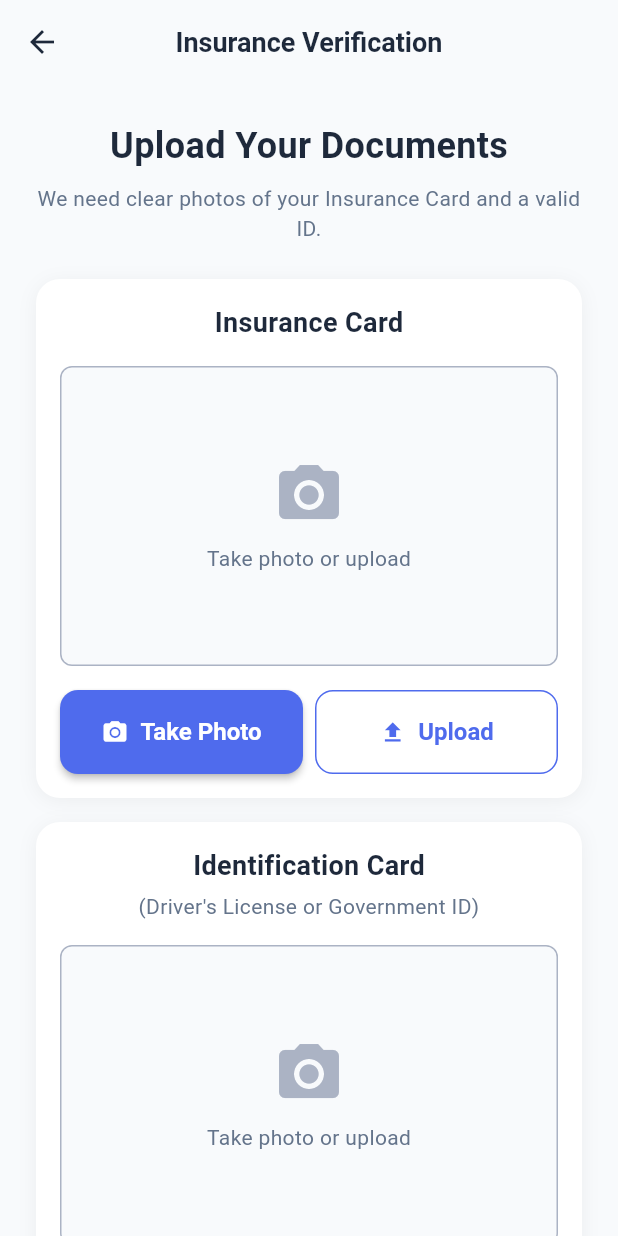
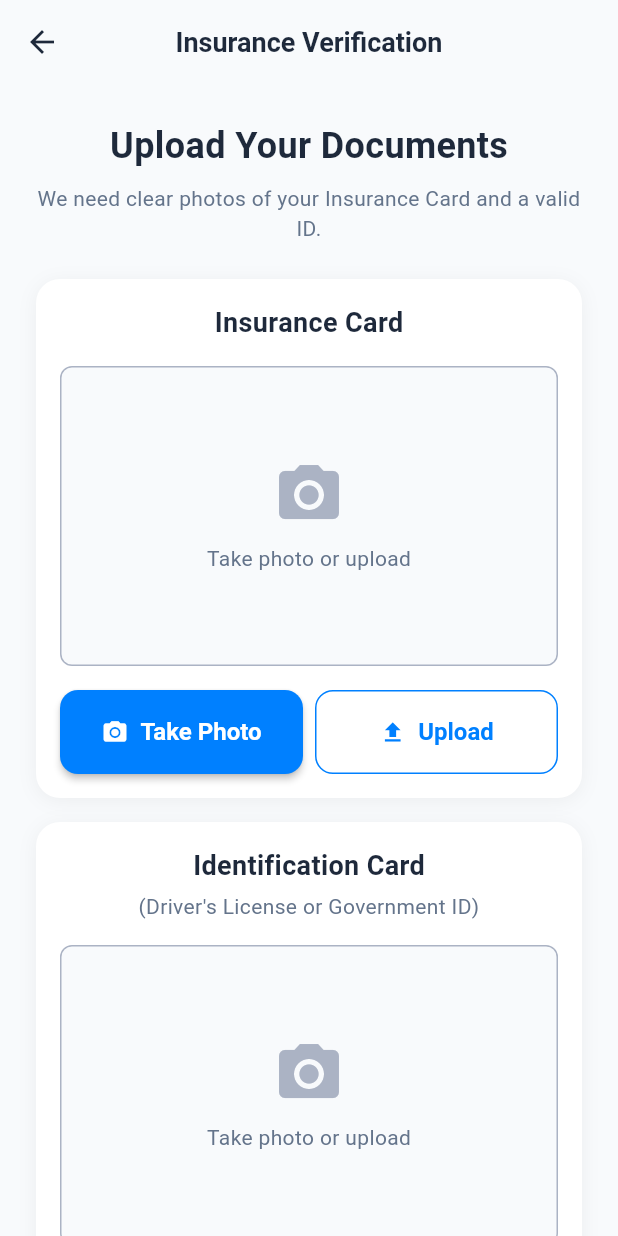
Before and after one commit to Jossyboydgenius/Healthride, a Flutter app: the InsuranceUploadScreen screen opened by its route, on a phone screen of 412 x 824 dp. Run offline on Flutter 3.47's test engine with Material 3 defaults, Android fonts, the phone set to English and light mode, and no system bars; our stand-ins replace google_maps_flutter, image_picker, location; accounts and stored records are empty; Roboto replaces fonts that are missing (SF Pro Display); project files that could hold a hidden picture were left out.

Commit message:
Update primary color constants in AppColor to align with new design specifications, enhancing visual consistency across the application.

```diff
--- a/lib/src/constants/app_color.dart
+++ b/lib/src/constants/app_color.dart
@@ -3,8 +3,8 @@ import 'package:flutter/material.dart';
 /// App color constants based on the original HealthRide Jetpack Compose theme
 class AppColor {
   // Primary colors
-  static const Color primaryBlue = Color(0xFF4F6BED);
-  static const Color primaryPurple = Color(0xFF8776D7);
+  static const Color primaryBlue = Color(0xFF0080FF);
+  static const Color primaryPurple = Color(0xFF7C3AED);
   static const Color primaryBlueLight = Color(0xFFE6ECFD);
   static const Color primaryPurpleLight = Color(0xFFF2EAFF);
 
```
